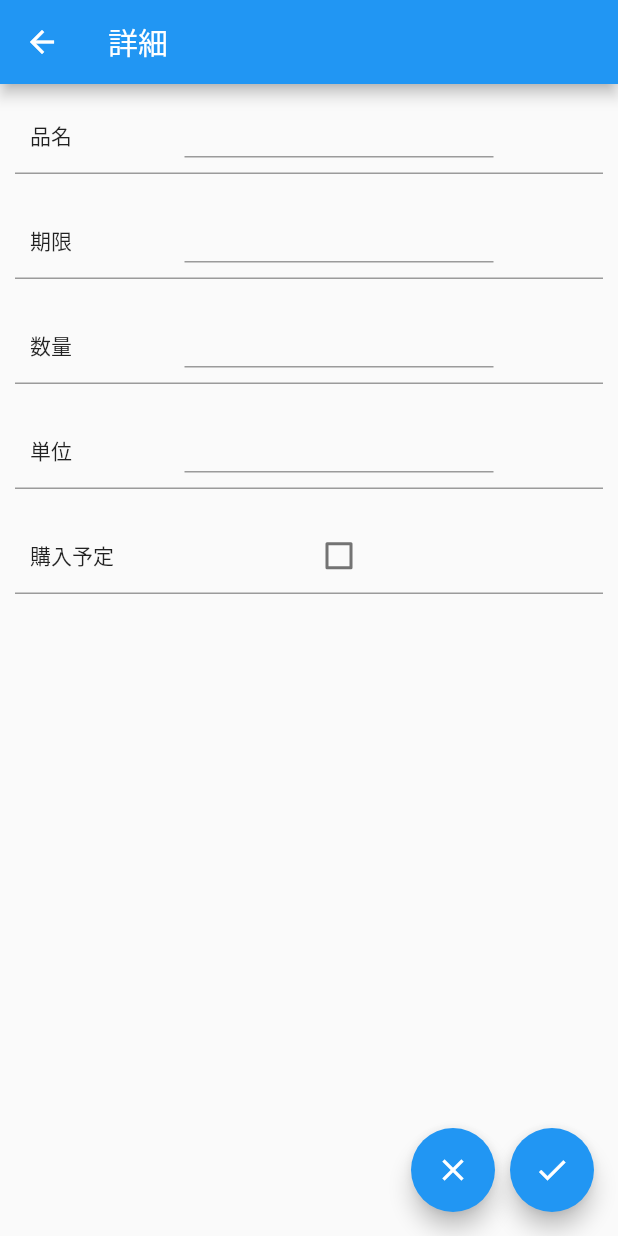
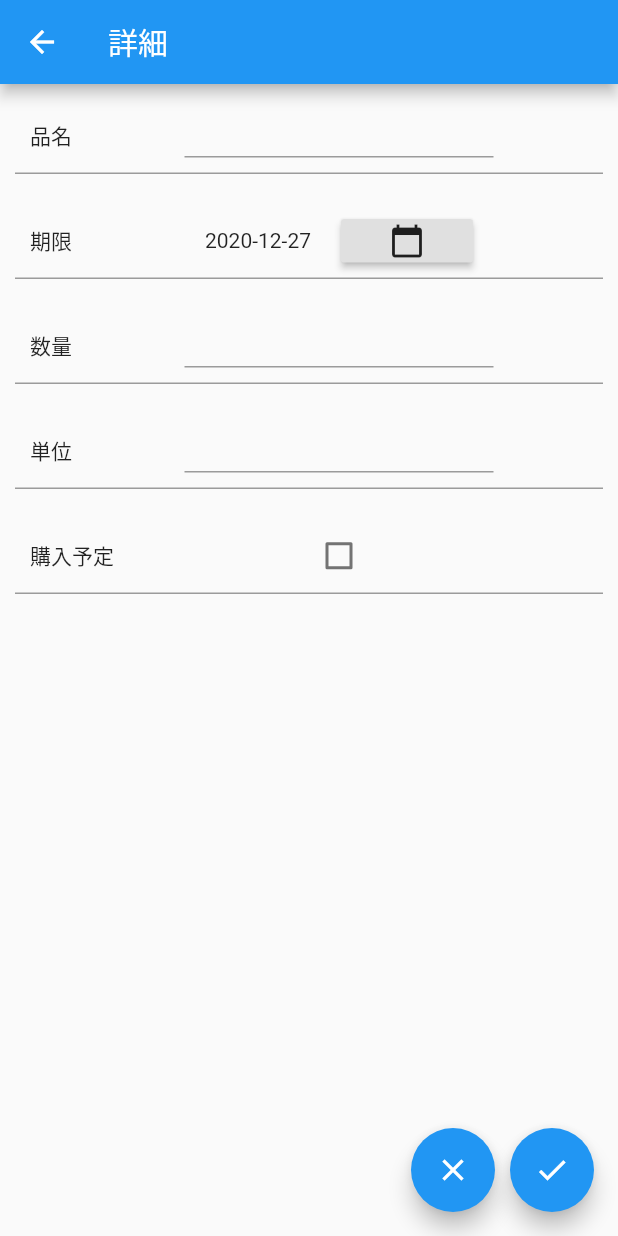
Before and after one commit to Edinwell/chocottor, a Flutter app: the screen it shows after launch, after a tap on the "add" icon, on a phone screen of 412 x 824 dp. Run offline on Flutter 3.47's test engine with Material 2 defaults, Android fonts, the phone set to English and light mode, and no system bars.

Commit message:
add raw calender src

```diff
--- a/lib/detail.dart
+++ b/lib/detail.dart
@@ -1,7 +1,19 @@
 import 'package:flutter/material.dart';
+import 'package:chocottor/widgets/calender_picker.dart';
 
-class Detail extends StatelessWidget {
+class DetailWidget extends StatefulWidget {
+  DetailWidget() : super();
+  @override
+  _DetailWidgetState createState() => _DetailWidgetState();
+}
+
+class _DetailWidgetState extends State<DetailWidget> {
+  String itemName = "";
+  int count = 0;
+  DateTime expirationDate = DateTime.now();
+  int price = 0;
   bool isBuy = false;
+  String notes = "";
   @override
   Widget build(BuildContext context) {
     return Scaffold(
@@ -16,7 +28,7 @@ class Detail extends StatelessWidget {
           ),
           ItemRow(
             itemName: "期限",
-            elem: TextField(),
+            elem: ExpirationDate(),
           ),
           ItemRow(
             itemName: "数量",
--- a/lib/main.dart
+++ b/lib/main.dart
@@ -17,7 +17,7 @@ class MyApp extends StatelessWidget {
       initialRoute: '/',
       routes: <String, WidgetBuilder>{
         '/home': (BuildContext context) => new MainPage(),
-        '/detail': (BuildContext context) => new Detail()
+        '/detail': (BuildContext context) => new DetailWidget()
       },
     );
   }
--- /dev/null
+++ b/lib/widgets/calender_picker.dart
@@ -0,0 +1,48 @@
+import 'dart:async';
+
+import 'package:flutter/material.dart';
+
+class ExpirationDate extends StatefulWidget {
+  ExpirationDate({Key key}) : super(key: key);
+
+  @override
+  _ExpirationDateState createState() => _ExpirationDateState();
+}
+
+class _ExpirationDateState extends State<ExpirationDate> {
+  DateTime selectedDate = DateTime.now();
+
+  Future<Null> _selectDate(BuildContext context) async {
+    final DateTime picked = await showDatePicker(
+        context: context,
+        initialDate: selectedDate,
+        firstDate: DateTime(2020, 1),
+        lastDate: DateTime(2101));
+    if (picked != null && picked != selectedDate)
+      setState(() {
+        selectedDate = picked;
+      });
+  }
+
+  @override
+  Widget build(BuildContext context) {
+    return Scaffold(
+      body: Center(
+        child: Row(
+          mainAxisSize: MainAxisSize.min,
+          children: <Widget>[
+            Text("${selectedDate.toLocal()}".split(' ')[0]),
+            SizedBox(
+              width: 20.0,
+            ),
+            RaisedButton(
+                onPressed: () => _selectDate(context),
+                child: Icon(
+                  Icons.calendar_today,
+                )),
+          ],
+        ),
+      ),
+    );
+  }
+}
```
